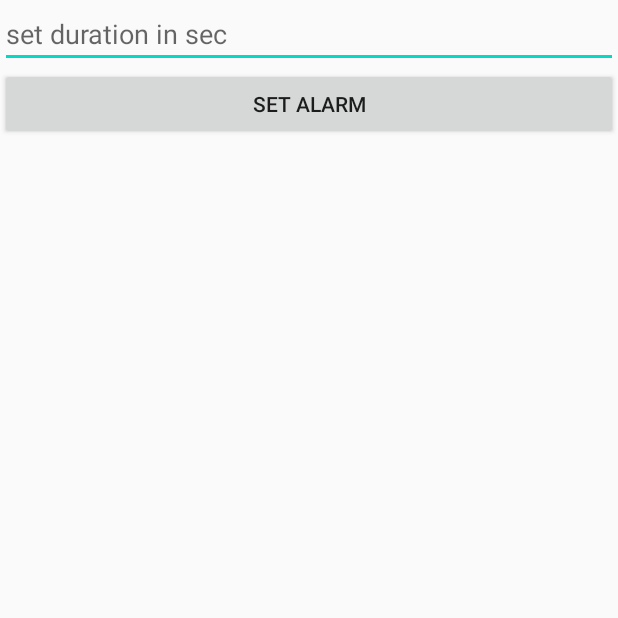
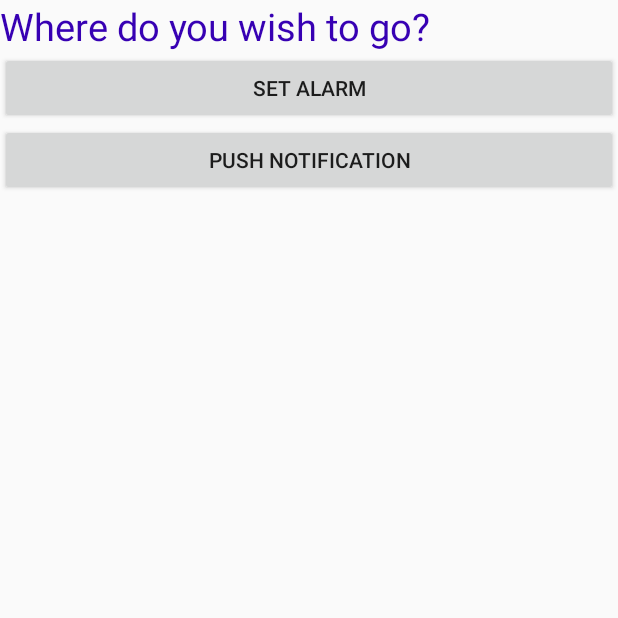
Before and after one commit to arvindkr7/AndroidDevelopment, an Android app: the screen it shows after launch (P10DemoAlarm before the commit, HomePage after it), on a phone screen of 412 x 824 dp, the top half of it. Run offline under Robolectric (Android 15) with nearby library versions, the phone set to English and light mode, and no system bars.

```diff
--- /dev/null
+++ b/cse225Practicals/app/src/main/java/com/example/cse225practicals/HomePage.java
@@ -0,0 +1,37 @@
+package com.example.cse225practicals;
+
+import androidx.appcompat.app.AppCompatActivity;
+
+import android.content.Intent;
+import android.os.Bundle;
+import android.view.View;
+import android.widget.Button;
+
+public class HomePage extends AppCompatActivity {
+        Button alarm, notification;
+    @Override
+    protected void onCreate(Bundle savedInstanceState) {
+        super.onCreate(savedInstanceState);
+        setContentView(R.layout.activity_home_page);
+        alarm = findViewById(R.id.btn_goto_Alarm);
+        notification = findViewById(R.id.btn_goto_Notification);
+
+        // implement on click methods
+
+        alarm.setOnClickListener(new View.OnClickListener() {
+            @Override
+            public void onClick(View view) {
+                Intent intent = new Intent(HomePage.this, P10DemoAlarm.class);
+                startActivity(intent);
+            }
+        });
+
+        notification.setOnClickListener(new View.OnClickListener() {
+            @Override
+            public void onClick(View view) {
+                Intent intent = new Intent(HomePage.this, NotificationDemo.class);
+                startActivity(intent);
+            }
+        });
+    }
+}
--- /dev/null
+++ b/cse225Practicals/app/src/main/res/layout/activity_home_page.xml
@@ -0,0 +1,29 @@
+<?xml version="1.0" encoding="utf-8"?>
+<LinearLayout xmlns:android="http://schemas.android.com/apk/res/android"
+    xmlns:app="http://schemas.android.com/apk/res-auto"
+    xmlns:tools="http://schemas.android.com/tools"
+    android:layout_width="match_parent"
+    android:layout_height="match_parent"
+    tools:context=".HomePage"
+    android:orientation="vertical"
+    android:gravity="center_horizontal"
+    >
+    <TextView
+        android:layout_width="match_parent"
+        android:layout_height="wrap_content"
+        android:text="Where do you wish to go?"
+        android:textSize="25sp"
+        android:textColor="@color/colorPrimaryDark"
+        />
+    <Button
+        android:id="@+id/btn_goto_Alarm"
+        android:layout_width="match_parent"
+        android:layout_height="wrap_content"
+        android:text="set Alarm"/>
+    <Button
+        android:id="@+id/btn_goto_Notification"
+        android:layout_width="match_parent"
+        android:layout_height="wrap_content"
+        android:text="push notification"/>
+
+</LinearLayout>
```
Also changed, not shown: cse225Practicals/app/src/main/AndroidManifest.xml (+5 -6 lines), cse225Practicals/app/src/main/java/com/example/cse225practicals/NotificationDemo.java (+22 -1 lines), cse225Practicals/app/src/main/java/com/example/cse225practicals/NotificationLandingPage.java (+8 -1 lines).
